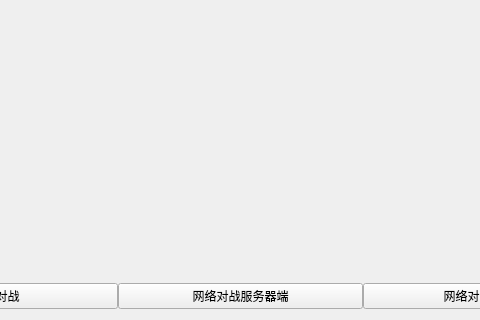
The window that mainwidget.ui (iynaur/ChineseChess) describes before a commit, drawn with Qt 5; both pictures show x 383 to 863 and y 281 to 601 of the 1002 by 601 pixel window.
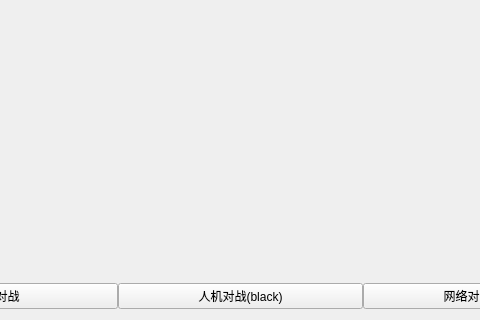
The same window after the commit.

Commit message: draw last move & black move first

What changed in the file:
```diff
--- a/mainwidget.ui
+++ b/mainwidget.ui
@@ -39,7 +39,7 @@
      <item>
       <widget class="QPushButton" name="pushButton_3">
        <property name="text">
-        <string>网络对战服务器端</string>
+        <string>人机对战(black)</string>
        </property>
       </widget>
      </item>
```
Left out of the diff: 2 changed lines with no effect on the pictures. The commit also changes 5 other files.
